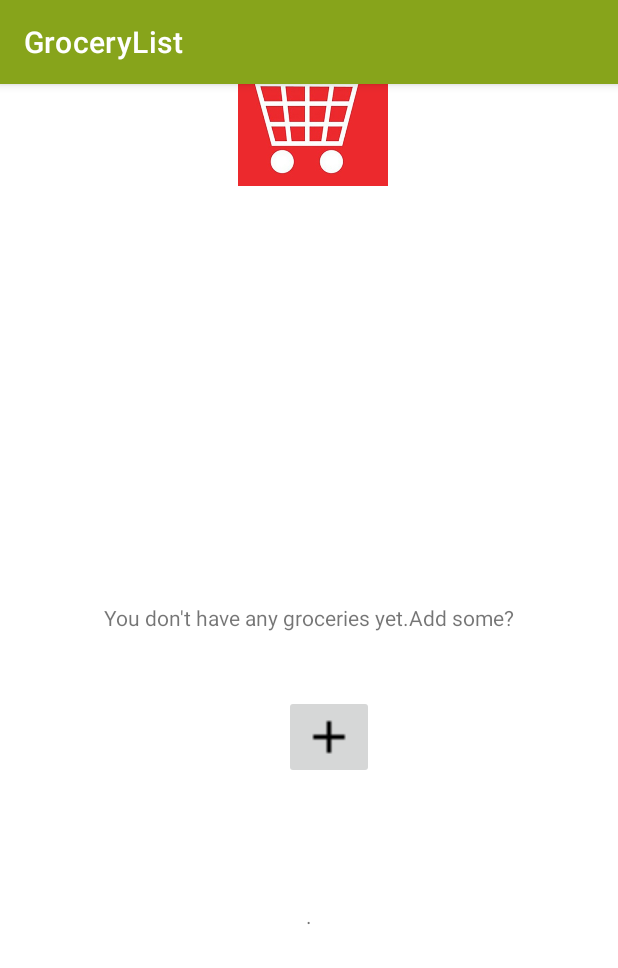
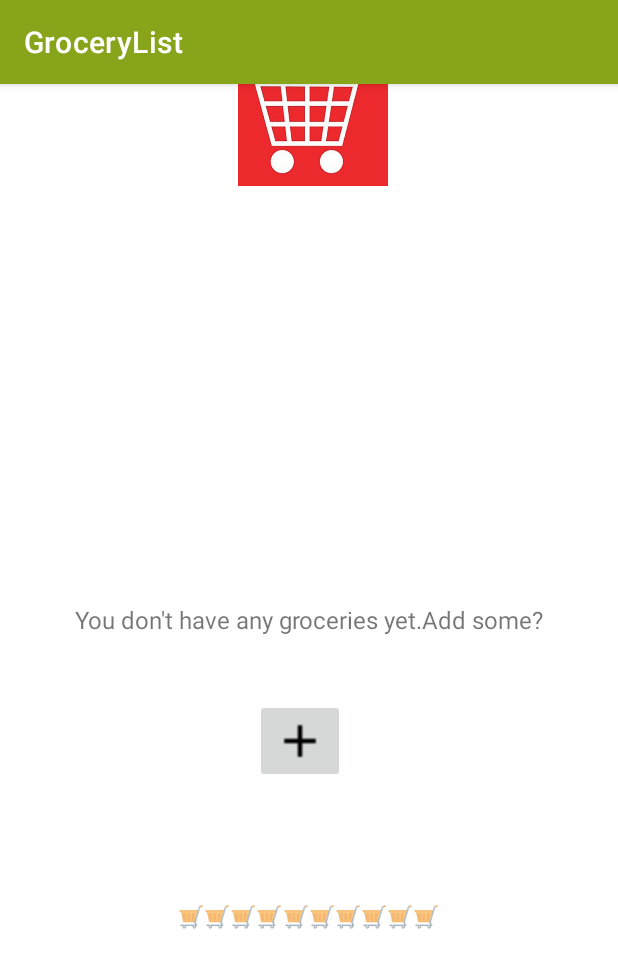
Before and after one commit to marinkovam/GroceryList, an Android app: the screen it shows after launch (MainActivity), on a phone screen of 412 x 824 dp. Shown: the top 968 px of the screen. Run offline under Robolectric (Android 15) with nearby library versions, the phone set to English and light mode, and no system bars.

Commit message:
dodaden land

```diff
--- /dev/null
+++ b/app/src/main/res/layout-land/empty_list.xml
@@ -0,0 +1,40 @@
+<?xml version="1.0" encoding="utf-8"?>
+<androidx.constraintlayout.widget.ConstraintLayout xmlns:android="http://schemas.android.com/apk/res/android"
+    xmlns:app="http://schemas.android.com/apk/res-auto"
+    xmlns:tools="http://schemas.android.com/tools"
+    android:layout_width="match_parent"
+    android:layout_height="match_parent">
+
+    <LinearLayout
+        android:layout_width="match_parent"
+        android:layout_height="match_parent"
+        android:gravity="top|center"
+        android:orientation="horizontal"
+        tools:context=".MainActivity">
+
+        <TextView
+            android:id="@+id/textView0"
+            android:layout_width="wrap_content"
+            android:layout_height="wrap_content"
+            android:layout_marginStart="70dp"
+            android:layout_marginTop="70dp"
+            android:gravity="top|center"
+            android:text="🛒🛒🛒Manage your grocery list with us🛒🛒🛒"
+            android:textSize="25dp"
+            app:layout_constraintEnd_toEndOf="parent"
+            app:layout_constraintStart_toStartOf="parent"
+            app:layout_constraintTop_toTopOf="parent"
+            tools:ignore="MissingConstraints" />
+
+        <ImageView
+            android:id="@+id/imageView6"
+            android:layout_marginStart="-490dp"
+            android:layout_width="wrap_content"
+            android:layout_height="wrap_content"
+            android:layout_marginTop="130dp"
+            android:gravity="top|center"
+            app:srcCompat="@drawable/polichka" />
+
+    </LinearLayout>
+
+</androidx.constraintlayout.widget.ConstraintLayout>
--- a/app/src/main/res/layout/empty_list.xml
+++ b/app/src/main/res/layout/empty_list.xml
@@ -25,7 +25,7 @@
         android:layout_height="wrap_content"
         android:layout_marginTop="326dp"
         android:layout_marginBottom="386dp"
-        android:text="."
+        android:text="🛒🛒🛒🛒🛒🛒🛒🛒🛒🛒"
         app:layout_constraintBottom_toBottomOf="parent"
         app:layout_constraintEnd_toEndOf="parent"
         app:layout_constraintStart_toStartOf="parent"
@@ -37,6 +37,7 @@
         android:layout_height="wrap_content"
         android:layout_marginTop="346dp"
         android:text="You don't have any groceries yet.Add some?"
+        android:textSize="16dp"
         app:layout_constraintEnd_toEndOf="parent"
         app:layout_constraintStart_toStartOf="parent"
         app:layout_constraintTop_toTopOf="parent" />
@@ -45,7 +46,7 @@
         android:id="@+id/imageView2"
         android:layout_width="100dp"
         android:layout_height="100dp"
-        android:layout_marginLeft="5dp"
+        android:layout_marginStart="5dp"
         android:layout_marginTop="150dp"
         android:layout_marginBottom="150dp"
         app:layout_constraintBottom_toTopOf="@+id/textView"
--- /dev/null
+++ b/app/src/main/res/values-night/strings.xml
@@ -0,0 +1,5 @@
+<?xml version="1.0" encoding="utf-8"?>
+<resources>
+    <string name="shelf">shelf</string>
+    <string name="easy_way_to_manage_your_groceries_and_stay_groceries">Easy way to manage your groceries and stay groceries</string>
+</resources>
```
Also changed, not shown: app/src/main/res/drawable-v24/polichka.jpg (added), app/src/main/res/drawable-v24/shelves.png (added).
